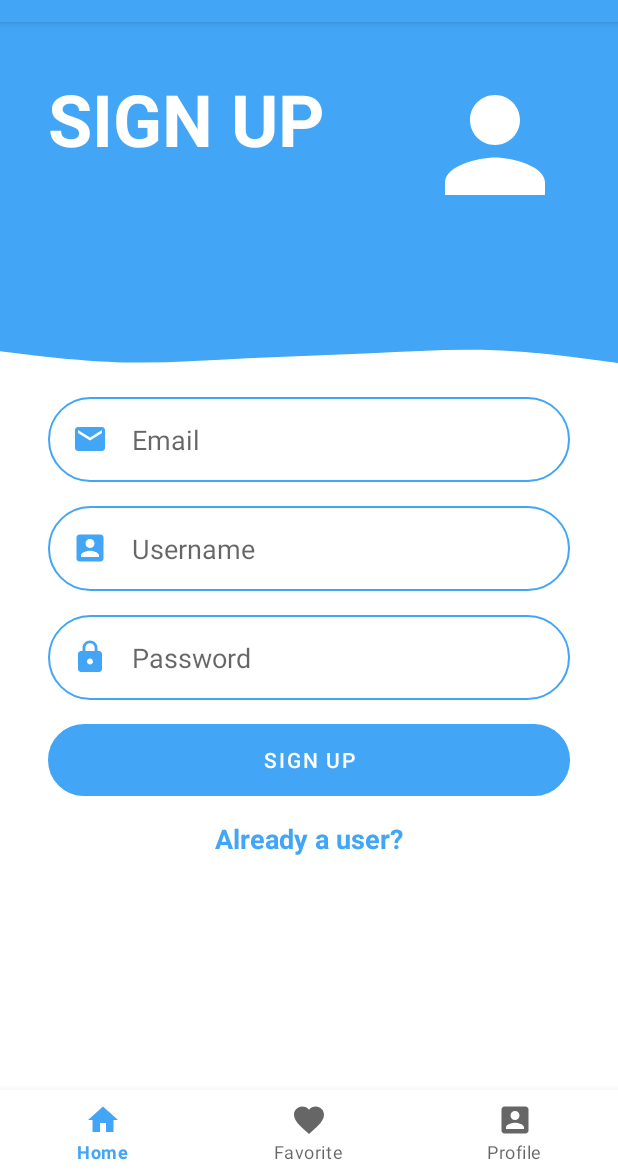
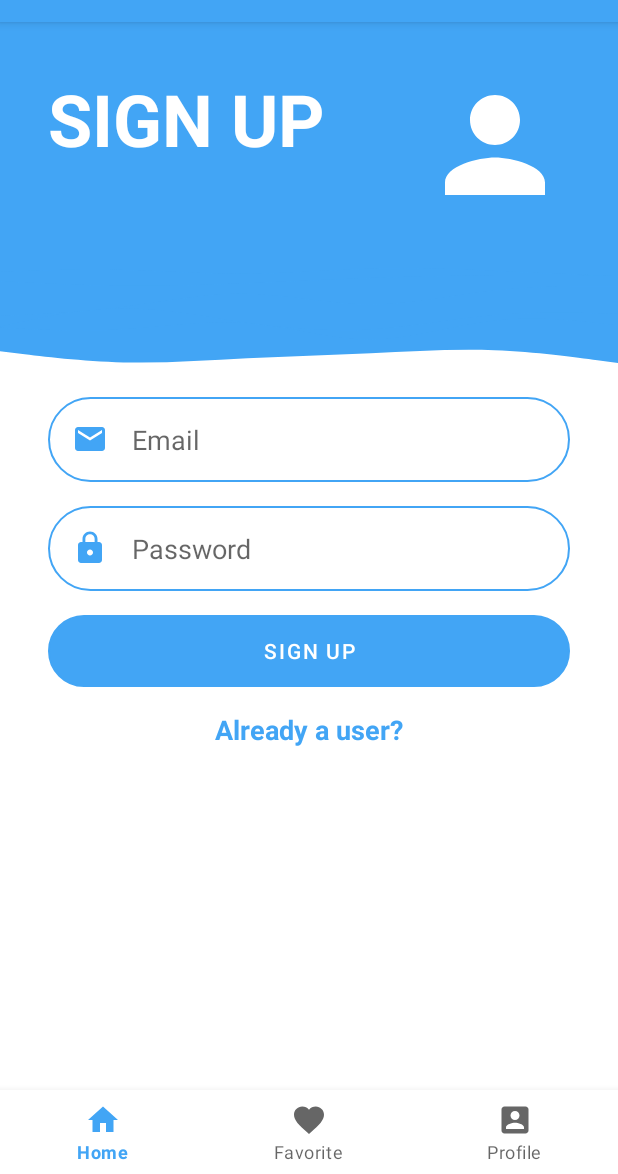
Before and after one commit to herdal06/SocialMediaAppFirebase, an Android app: the screen it shows after launch (MainActivity), on a phone screen of 412 x 824 dp, the part 62-1236 px from its top. Run offline under Robolectric (Android 15) with nearby library versions, the phone set to English and light mode, and no system bars; our stand-ins replace navigation-ui.

Commit message:
Delete username from sign up page

```diff
--- a/app/build.gradle
+++ b/app/build.gradle
@@ -33,6 +33,7 @@ android {
     }
     buildFeatures {
         viewBinding true
+        dataBinding true
     }
 }
 
--- a/app/src/main/java/com/herdal/socialmediaappfirebase/view/registration/SignUpFragment.kt
+++ b/app/src/main/java/com/herdal/socialmediaappfirebase/view/registration/SignUpFragment.kt
@@ -18,11 +18,17 @@ class SignUpFragment : Fragment() {
         _binding = FragmentSignUpBinding.inflate(inflater, container, false)
         val view = binding.root
 
+
+
+        return view
+    }
+
+    override fun onViewCreated(view: View, savedInstanceState: Bundle?) {
+        super.onViewCreated(view, savedInstanceState)
+
         binding.textViewGoToLogin.setOnClickListener {
             findNavController().navigate(R.id.action_signUpFragment_to_loginFragment)
         }
-
-        return view
     }
 
     override fun onDestroyView() {
--- a/app/src/main/res/layout/fragment_sign_up.xml
+++ b/app/src/main/res/layout/fragment_sign_up.xml
@@ -83,25 +83,6 @@
         app:layout_constraintEnd_toEndOf="parent"
         app:layout_constraintHorizontal_bias="0.0"
         app:layout_constraintStart_toStartOf="parent"
-        app:layout_constraintTop_toBottomOf="@+id/editTextSignUpUsername" />
-
-    <EditText
-        android:id="@+id/editTextSignUpUsername"
-        android:layout_width="0dp"
-        android:layout_height="wrap_content"
-        android:layout_marginStart="32dp"
-        android:layout_marginTop="16dp"
-        android:layout_marginEnd="32dp"
-        android:background="@drawable/round_border"
-        android:drawableStart="@drawable/ic_baseline_account_box_24"
-        android:drawablePadding="16dp"
-        android:ems="10"
-        android:hint="Username"
-        android:inputType="textPassword"
-        android:padding="16dp"
-        app:layout_constraintEnd_toEndOf="parent"
-        app:layout_constraintHorizontal_bias="0.0"
-        app:layout_constraintStart_toStartOf="parent"
         app:layout_constraintTop_toBottomOf="@+id/editTextSignUpEmail" />
 
     <Button
```
